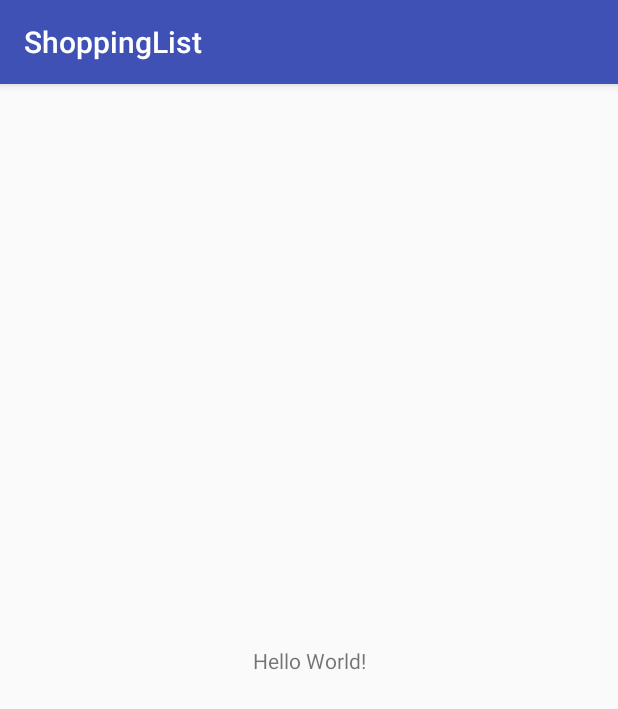
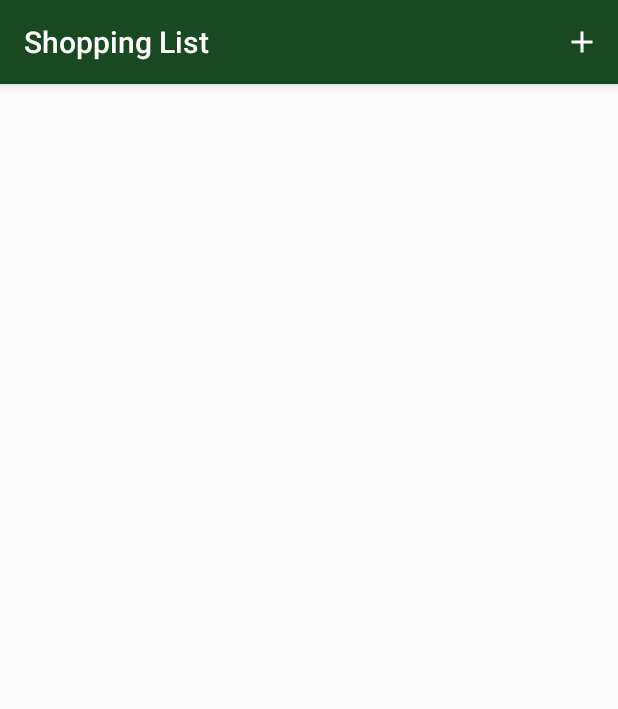
Before and after one commit to alli5723/shoppinglist, an Android app: the screen it shows after launch (MainActivity), on a phone screen of 412 x 824 dp. Shown: the top 709 px of the screen. Run offline under Robolectric (Android 15) with nearby library versions, the phone set to English and light mode, and no system bars.

Commit message:
Added recycler view for shopping list

```diff
--- a/app/build.gradle
+++ b/app/build.gradle
@@ -22,6 +22,7 @@ dependencies {
     implementation fileTree(dir: 'libs', include: ['*.jar'])
     implementation 'com.android.support:appcompat-v7:26.1.0'
     implementation 'com.android.support.constraint:constraint-layout:1.0.2'
+    compile 'com.android.support:recyclerview-v7:26.1.0'
     testImplementation 'junit:junit:4.12'
     androidTestImplementation 'com.android.support.test:runner:1.0.1'
     androidTestImplementation 'com.android.support.test.espresso:espresso-core:3.0.1'
--- a/app/src/main/java/com/alli/shoppinglist/MainActivity.java
+++ b/app/src/main/java/com/alli/shoppinglist/MainActivity.java
@@ -1,7 +1,10 @@
 package com.alli.shoppinglist;
 
+import android.content.Intent;
 import android.support.v7.app.AppCompatActivity;
 import android.os.Bundle;
+import android.view.Menu;
+import android.view.MenuItem;
 
 public class MainActivity extends AppCompatActivity {
 
@@ -10,4 +13,20 @@ public class MainActivity extends AppCompatActivity {
         super.onCreate(savedInstanceState);
         setContentView(R.layout.activity_main);
     }
+
+    @Override
+    public boolean onCreateOptionsMenu(Menu menu) {
+        getMenuInflater().inflate(R.menu.main_menu, menu);
+        return true;
+    }
+
+    @Override
+    public boolean onOptionsItemSelected(MenuItem item) {
+        int id = item.getItemId();
+        if (id == R.id.action_add) {
+            // TODO: Add a new item to list here
+            return true;
+        }
+        return super.onOptionsItemSelected(item);
+    }
 }
--- /dev/null
+++ b/app/src/main/res/drawable/ic_add.xml
@@ -0,0 +1,9 @@
+<vector xmlns:android="http://schemas.android.com/apk/res/android"
+        android:width="24dp"
+        android:height="24dp"
+        android:viewportWidth="24.0"
+        android:viewportHeight="24.0">
+    <path
+        android:fillColor="#FFFFFFFF"
+        android:pathData="M19,13h-6v6h-2v-6H5v-2h6V5h2v6h6v2z"/>
+</vector>
--- a/app/src/main/res/layout/activity_main.xml
+++ b/app/src/main/res/layout/activity_main.xml
@@ -1,18 +1,14 @@
 <?xml version="1.0" encoding="utf-8"?>
 <android.support.constraint.ConstraintLayout xmlns:android="http://schemas.android.com/apk/res/android"
-    xmlns:app="http://schemas.android.com/apk/res-auto"
     xmlns:tools="http://schemas.android.com/tools"
     android:layout_width="match_parent"
     android:layout_height="match_parent"
     tools:context="com.alli.shoppinglist.MainActivity">
 
-    <TextView
-        android:layout_width="wrap_content"
-        android:layout_height="wrap_content"
-        android:text="Hello World!"
-        app:layout_constraintBottom_toBottomOf="parent"
-        app:layout_constraintLeft_toLeftOf="parent"
-        app:layout_constraintRight_toRightOf="parent"
-        app:layout_constraintTop_toTopOf="parent" />
+    <android.support.v7.widget.RecyclerView
+        android:id="@+id/recycler_view"
+        android:layout_width="match_parent"
+        android:layout_height="match_parent"
+        tools:listitem="@layout/shopping_item_view"/>
 
 </android.support.constraint.ConstraintLayout>
--- /dev/null
+++ b/app/src/main/res/menu/main_menu.xml
@@ -0,0 +1,9 @@
+<?xml version="1.0" encoding="utf-8"?>
+<menu xmlns:android="http://schemas.android.com/apk/res/android"
+    xmlns:app="http://schemas.android.com/apk/res-auto">
+    <item
+        android:id="@+id/action_add"
+        android:title="Add Item"
+        android:icon="@drawable/ic_add"
+        app:showAsAction="ifRoom" />
+</menu>
--- a/app/src/main/res/values/colors.xml
+++ b/app/src/main/res/values/colors.xml
@@ -1,6 +1,7 @@
 <?xml version="1.0" encoding="utf-8"?>
 <resources>
-    <color name="colorPrimary">#3F51B5</color>
-    <color name="colorPrimaryDark">#303F9F</color>
+    <color name="colorPrimary">#194921</color>
+    <color name="colorPrimaryDark">#000000</color>
     <color name="colorAccent">#FF4081</color>
+    <color name="danger">#F44336</color>
 </resources>
--- /dev/null
+++ b/app/src/main/res/values/dimens.xml
@@ -0,0 +1,4 @@
+<?xml version="1.0" encoding="utf-8"?>
+<resources>
+    <dimen name="activity_horizontal_margin">16dp</dimen>
+</resources>
--- a/app/src/main/res/values/strings.xml
+++ b/app/src/main/res/values/strings.xml
@@ -1,3 +1,5 @@
 <resources>
-    <string name="app_name">ShoppingList</string>
+    <string name="app_name">Shopping List</string>
+    <string name="date_empty">today</string>
+    <string name="demo_item">Paprika</string>
 </resources>
```
Also changed, not shown: app/src/main/java/com/alli/shoppinglist/models/ShoppingItem.java (added, +10 -0 lines), app/src/main/java/com/alli/shoppinglist/views/ShoppingItemTitleView.java (added, +67 -0 lines), app/src/main/res/drawable/ic_delete.xml (added, +9 -0 lines), app/src/main/res/drawable/ic_done.xml (added, +9 -0 lines), app/src/main/res/drawable/ic_reminder.xml (added, +9 -0 lines), app/src/main/res/layout/shopping_item_view.xml (added, +53 -0 lines).
